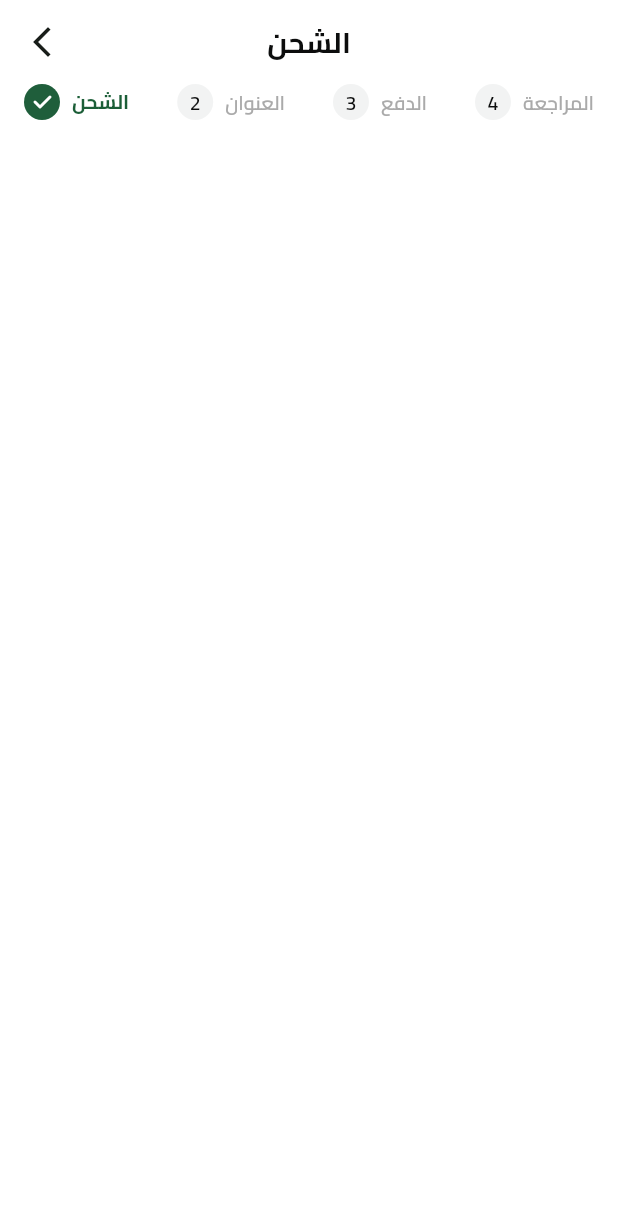
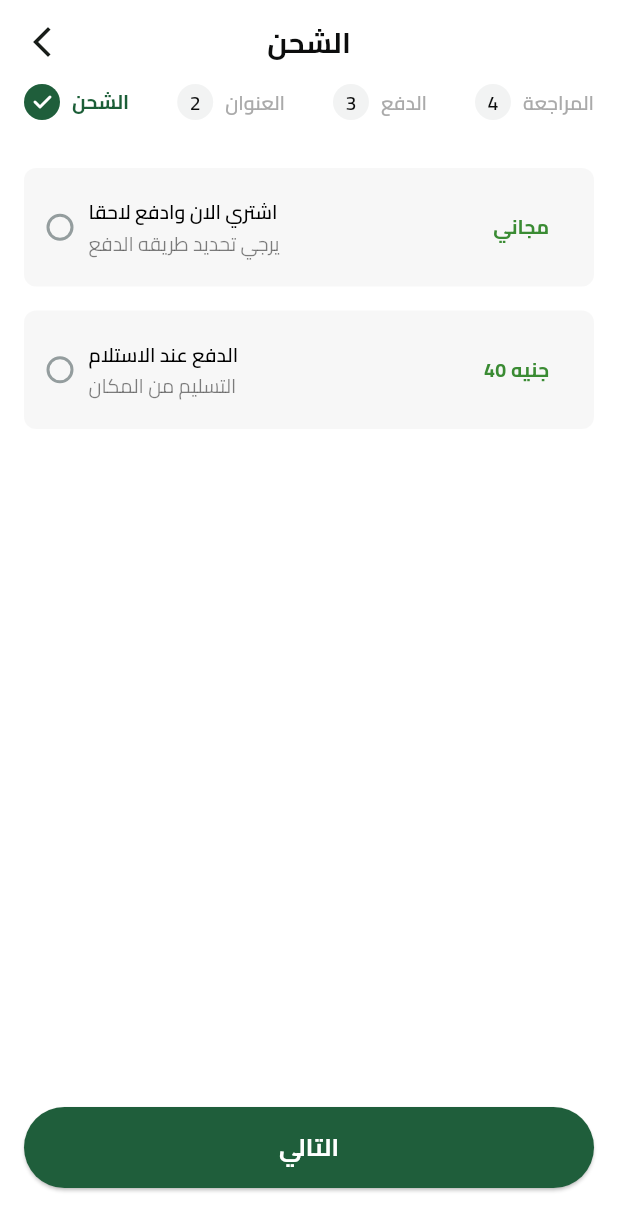
Before and after one commit to SaifAmir39/fruit_hup_store_Project-completion, a Flutter app: the CheckoutView screen opened directly, on a phone screen of 412 x 824 dp. Shown: the top 1231 px of the screen. Run offline on Flutter 3.47's test engine with Material 3 defaults, Android fonts, the phone set to English and light mode, and no system bars; our stand-ins replace bloc, cloud_firestore, dartz, dots_indicator, firebase_auth, firebase_core and 6 more; missing offline and left inert: flutter_facebook_auth; accounts and stored records are empty.

Commit message:
shapping way ui +add address ui done add logic navgation steps done

```diff
--- a/lib/features/checkout/presentation/view/checkout_view.dart
+++ b/lib/features/checkout/presentation/view/checkout_view.dart
@@ -6,7 +6,7 @@ class CheckoutView extends StatelessWidget   {
   @override
   Widget build(BuildContext context) {
     return Scaffold(
-      appBar: bulid_Appbar(title: "الشحن", context: context),
+
       body: CheckoutViewBody(),
     );
   }
--- a/lib/features/checkout/presentation/view/widgets/checkout_view_body.dart
+++ b/lib/features/checkout/presentation/view/widgets/checkout_view_body.dart
@@ -1,36 +1,94 @@
 import 'package:flutter/material.dart';
+import 'package:fruit_hup_store/core/utils/Custome%20Bottun.dart';
+import 'package:fruit_hup_store/core/utils/helper_functions/Custome%20_Appbar.dart';
+import 'package:fruit_hup_store/features/checkout/presentation/view/widgets/Address_Section.dart';
 import 'package:fruit_hup_store/features/checkout/presentation/view/widgets/active_Step.dart';
 import 'package:fruit_hup_store/features/checkout/presentation/view/widgets/in_active_step.dart';
+import 'package:fruit_hup_store/features/checkout/presentation/view/widgets/shaping_sections.dart';
 
-class CheckoutViewBody extends StatelessWidget {
+class CheckoutViewBody extends StatefulWidget {
+  @override
+  State<CheckoutViewBody> createState() => _CheckoutViewBodyState();
+}
 
+class _CheckoutViewBodyState extends State<CheckoutViewBody> {
+final PageController pageController =PageController();
+int currentPage = 0;
+List<Widget> pages = [
+  ShapingSections(),
+  AddressSection(),
+  Container(color: Colors.blue,),
+  Container(color: Colors.yellow,),
+];
+@override
+  void initState() {
+    super.initState();
+    pageController.addListener(() {
+      setState(() {
+        currentPage = pageController.page!.round();
+      });
+    });
 
+  }
  final List<String> steps = [
   "الشحن",
   "العنوان",
   "الدفع",
   "المراجعة",
   ];
+
   Widget build(BuildContext context) {
 
-   return Padding(
+
+   return Scaffold(
+    appBar: bulid_Appbar(title: steps[currentPage], context: context),
+body:  Padding(
      padding: const EdgeInsets.symmetric(horizontal: 16.0),
      child: Column(
 
       children: [
      Row(
       mainAxisAlignment: MainAxisAlignment.spaceBetween,
-      children: List.generate(4, (index) {
-        if (index == 0) {
+      children: List.generate(steps.length, (index) {
+        if (index == currentPage) {
           return  ActiveStep(title: steps[index]);
-        } else {
+        }
+        else if (index < currentPage) {
+          return  ActiveStep(title: steps[index], );
+        }
+        else {
           return inActiveStep(number: '${index + 1}', title: steps[index],);
         }
       }),
-     )
+     ),
+     Expanded(
+      flex: 3,
+      child: PageView.builder(
+
+        controller: pageController,
+        physics: NeverScrollableScrollPhysics(),
+        itemBuilder: (context, index) {
+
+        return Padding(
+          padding: const EdgeInsets.only(top: 32),
+          child: pages[index],
+        );
+
+      }, itemCount: pages.length,),
+     ),
+     Customebottun(onpressed: (){
+
+       pageController.nextPage(duration: Duration(milliseconds: 500), curve: Curves.fastOutSlowIn);
+     }, title: "التالي",),
+     SizedBox(height: 32,),
       ],
      ),
+
+   ) ,
    );
+
+
+
 
   }
 }
--- /dev/null
+++ b/lib/features/checkout/presentation/view/widgets/inactive_dote.dart
@@ -0,0 +1,21 @@
+import 'package:flutter/material.dart';
+
+class InactiveDote  extends StatelessWidget {
+  @override
+  Widget build(BuildContext context) {
+    return Container(
+              width: 18,
+              height: 18,
+              padding: const EdgeInsets.all(8),
+              decoration:  ShapeDecoration(
+                color: Colors.transparent,
+                shape: OvalBorder(
+                  side: BorderSide(
+                    width: 2,
+                    color:  Color(0xFF949D9E),
+                  ),
+                ),
+              ),
+            );
+  }
+}
--- /dev/null
+++ b/lib/features/checkout/presentation/view/widgets/shaping_item.dart
@@ -0,0 +1,96 @@
+import 'package:flutter/material.dart';
+import 'package:fruit_hup_store/features/checkout/presentation/view/widgets/active_dote.dart';
+import 'package:fruit_hup_store/features/checkout/presentation/view/widgets/inactive_dote.dart';
+
+class ShapingItem  extends StatefulWidget{
+ bool iscardit=false;
+ void Function() onTap;
+ bool isselected=false;
+  ShapingItem({required this.iscardit, required this.onTap,required this.isselected});
+
+  @override
+  State<ShapingItem> createState() => _ShapingItemState();
+
+}
+
+class _ShapingItemState extends State<ShapingItem> {
+
+
+
+
+
+
+
+  @override
+  Widget build(BuildContext context) {
+    return GestureDetector(
+      onTap: widget.onTap,
+      child: Container(
+        padding: const EdgeInsets.only(
+          top: 16,
+          left: 13,
+          right: 28,
+          bottom: 16,
+        ),
+        clipBehavior: Clip.antiAlias,
+       decoration: ShapeDecoration(
+          color: Color(0x33D9D9D9),
+          shape: RoundedRectangleBorder(
+            borderRadius: BorderRadius.circular(8),
+            side: BorderSide(
+              width: 2,
+              color:widget.isselected ? const Color(0xFF3A8B33) : Colors.transparent,
+            ),
+          ),
+        ),
+
+        child: Row(
+          children: [
+            widget.isselected?ActiveDote():InactiveDote(),
+
+            const SizedBox(width: 10),
+
+            Expanded(
+              child: Column(
+                crossAxisAlignment: CrossAxisAlignment.start,
+                children: [
+                   Text(
+                  widget.iscardit? "اشتري الان وادفع لاحقا" :'الدفع عند الاستلام',
+                    style: TextStyle(
+                      color: Colors.black,
+                      fontSize: 13,
+                      fontFamily: 'Cairo',
+                      fontWeight: FontWeight.w600,
+                      height: 1.70,
+                    ),
+                  ),
+                  Text(
+                   widget.iscardit? "يرجي تحديد طريقه الدفع" :'التسليم من المكان',
+                    style: TextStyle(
+                      color: Colors.black.withValues(alpha: 0.50),
+                      fontSize: 13,
+                      fontFamily: 'Cairo',
+                      fontWeight: FontWeight.w400,
+                      height: 1.60,
+                    ),
+                  ),
+                ],
+              ),
+            ),
+
+             Text(
+            widget.iscardit? " مجاني" :'40 جنيه',
+              style: TextStyle(
+                color: Color(0xFF3A8B33),
+                fontSize: 13,
+                fontFamily: 'Cairo',
+                fontWeight: FontWeight.w700,
+              ),
+            ),
+          ],
+        ),
+      ),
+    );
+
+  }
+}
--- /dev/null
+++ b/lib/features/checkout/presentation/view/widgets/shaping_sections.dart
@@ -0,0 +1,36 @@
+import 'package:flutter/widgets.dart';
+import 'package:fruit_hup_store/features/checkout/presentation/view/widgets/shaping_item.dart';
+
+class ShapingSections extends StatefulWidget {
+
+  @override
+  State<ShapingSections> createState() => _ShapingSectionsState();
+}
+
+class _ShapingSectionsState extends State<ShapingSections> {
+  int selectedIndex = -1;
+
+  @override
+
+
+  Widget build(BuildContext context) {
+
+
+
+    return Column(
+
+      children: [
+        ShapingItem(iscardit: true, onTap: () {
+            selectedIndex = 0;
+            (context as Element).markNeedsBuild();
+         },isselected: selectedIndex == 0,),
+        SizedBox(height: 16,),
+        ShapingItem(iscardit: false, onTap: () {
+            selectedIndex = 1;
+            (context as Element).markNeedsBuild();
+        },isselected: selectedIndex == 1,),
+      ],
+    );
+
+  }
+}
```
Also changed, not shown: lib/features/checkout/presentation/view/widgets/Address_Section.dart (added, +68 -0 lines), lib/features/checkout/presentation/view/widgets/active_dote.dart (added, +22 -0 lines), lib/features/checkout/presentation/view/widgets/input_addres_textfailed.dart (added, +64 -0 lines), pubspec.lock.
